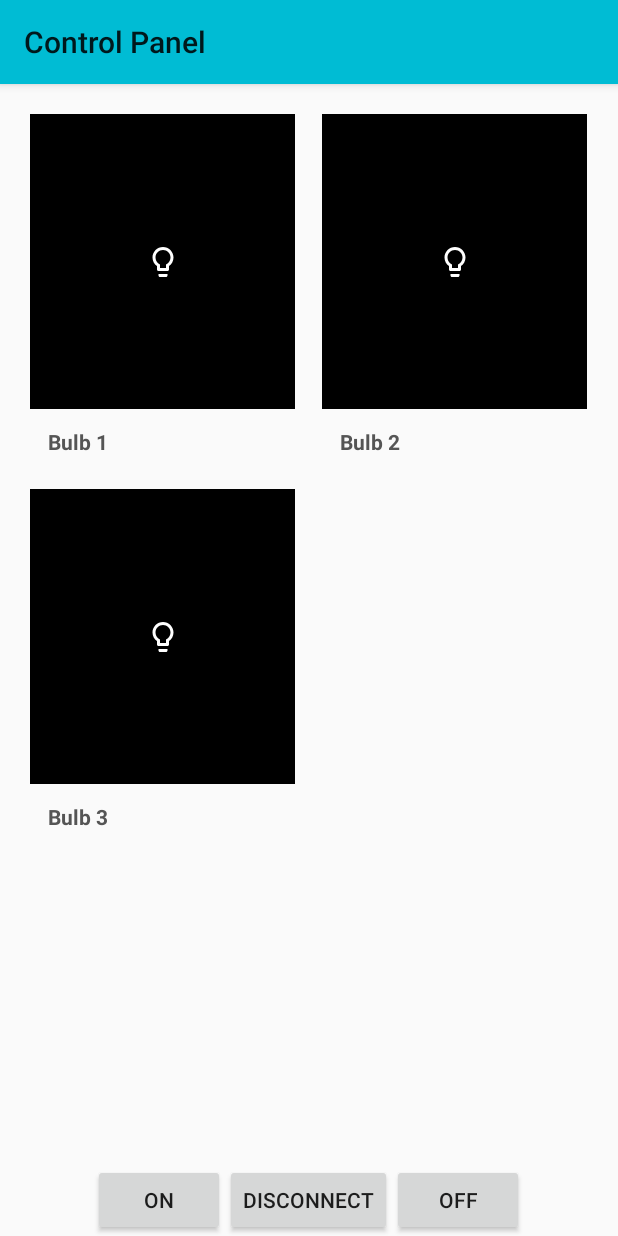
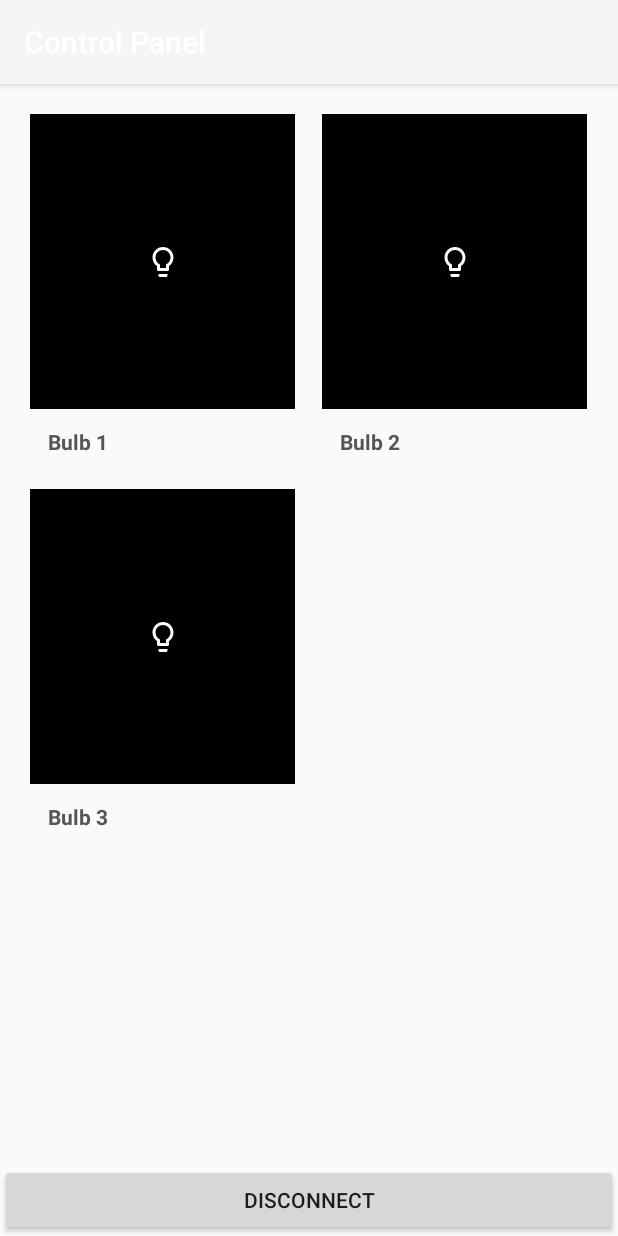
Before and after one commit to Jaideep5ingh/IntelliH, an Android app: the ControlPanel screen opened directly, with no data from a screen before it, on a phone screen of 412 x 824 dp. Run offline under Robolectric (Android 15) with nearby library versions, the phone set to English and light mode, and no system bars; 3 statements that could not run were skipped.

Commit message:
Changing colors to check git integeration

```diff
--- a/app/src/main/res/layout/content_control_panel.xml
+++ b/app/src/main/res/layout/content_control_panel.xml
@@ -22,31 +22,11 @@
         android:stretchMode="columnWidth"
         android:verticalSpacing="10dp" />
 
-    <LinearLayout
-        android:id="@+id/bottom"
-        android:layout_gravity="bottom"
-        android:gravity="center"
+    <Button
+        android:id="@+id/discnt"
         android:layout_width="match_parent"
         android:layout_height="wrap_content"
-        android:orientation="horizontal">
+        android:text="DISCONNECT" />
 
-        <Button
-            android:id="@+id/on"
-            android:layout_width="wrap_content"
-            android:layout_height="wrap_content"
-            android:text="ON" />
-
-        <Button
-            android:id="@+id/discnt"
-            android:layout_width="wrap_content"
-            android:layout_height="wrap_content"
-            android:text="DISCONNECT" />
-
-        <Button
-            android:id="@+id/off"
-            android:layout_width="wrap_content"
-            android:layout_height="wrap_content"
-            android:text="OFF" />
-    </LinearLayout>
 
 </LinearLayout>
--- a/app/src/main/res/layout/welcome_slide1.xml
+++ b/app/src/main/res/layout/welcome_slide1.xml
@@ -14,13 +14,13 @@
         <ImageView
             android:layout_width="@dimen/img_width_height"
             android:layout_height="@dimen/img_width_height"
-            android:src="@drawable/feed_ws"
+            android:src="@drawable/home"
             android:layout_marginBottom="10dp"/>
 
         <TextView
             android:layout_width="wrap_content"
             android:layout_height="wrap_content"
-            android:text="@string/slide_1_title"
+            android:text="Hello,there."
             android:textColor="@android:color/white"
             android:textSize="@dimen/slide_title"
             android:textStyle="bold" />
@@ -31,7 +31,7 @@
             android:layout_marginTop="20dp"
             android:paddingLeft="@dimen/desc_padding"
             android:paddingRight="@dimen/desc_padding"
-            android:text="@string/slide_1_desc"
+            android:text="Fall in with your home again."
             android:textAlignment="center"
             android:textColor="@android:color/white"
             android:textSize="@dimen/slide_desc" />
--- a/app/src/main/res/values-v23/styles.xml
+++ b/app/src/main/res/values-v23/styles.xml
@@ -12,7 +12,7 @@
         <item name="android:statusBarColor">#00E5FF</item>
 
     </style>
-    <style name="AppTheme.NoActionBar." parent="Theme.AppCompat.Light.NoActionBar">
+    <style name="AppTheme.NoActionBar" parent="Theme.AppCompat.Light.NoActionBar">
         <!-- Customize your theme here. -->
         <item name="windowNoTitle">true</item>
         <!-- to change the notification bar icons tint -->
--- a/app/src/main/res/values/styles.xml
+++ b/app/src/main/res/values/styles.xml
@@ -1,7 +1,7 @@
 <resources>
 
     <!-- Base application theme. -->
-    <style name="AppTheme" parent="Theme.AppCompat.Light">
+    <style name="AppTheme" parent="Theme.AppCompat.Light.DarkActionBar">
         <!-- Customize your theme here. -->
         <item name="colorPrimary">@color/colorPrimary</item>
         <item name="colorPrimaryDark">@color/colorPrimaryDark</item>
@@ -14,7 +14,7 @@
         <item name="windowNoTitle">true</item>
     </style>
 
-    <style name="AppTheme.AppBarOverlay" parent="ThemeOverlay.AppCompat.ActionBar" />
+    <style name="AppTheme.AppBarOverlay" parent="ThemeOverlay.AppCompat.Dark.ActionBar" />
 
     <style name="AppTheme.PopupOverlay" parent="ThemeOverlay.AppCompat.Light" />
 
```
Also changed, not shown: app/src/main/res/layout/welcome_slide2.xml (+10 -9 lines), app/src/main/res/layout/welcome_slide3.xml (+10 -8 lines), app/src/main/res/layout/welcome_slide4.xml (+10 -8 lines), app/src/main/res/drawable/bulb_toggle.png (added), app/src/main/res/drawable/fanphone.png (added), app/src/main/res/drawable/slide2_fan.png (added), app/src/main/res/drawable/wifi_or_bluetooth.png (added).
